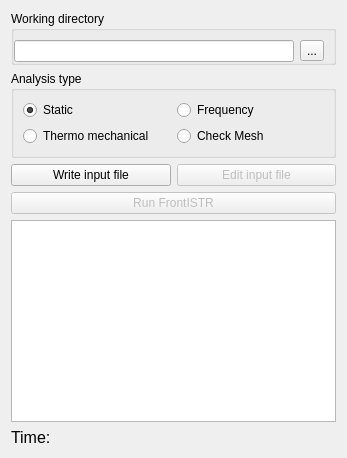
Before: the Qt Designer form Resources/SolverFrontISTR.ui in FrontISTR/FEM_FrontISTR, drawn with Qt 5.
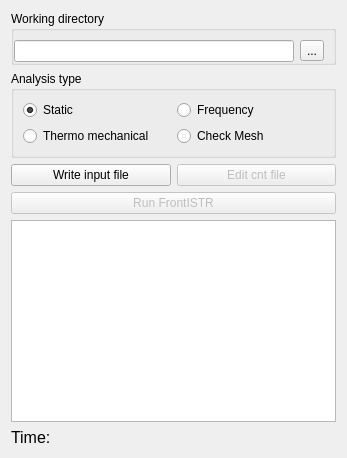
After: the same form once the commit is applied. Custom widgets are drawn as their Qt base class.

Patch:
```diff
--- a/Resources/SolverFrontISTR.ui
+++ b/Resources/SolverFrontISTR.ui
@@ -110,7 +110,7 @@
         <bool>false</bool>
        </property>
        <property name="text">
-        <string>Edit input file</string>
+        <string>Edit cnt file</string>
        </property>
       </widget>
      </item>
```
